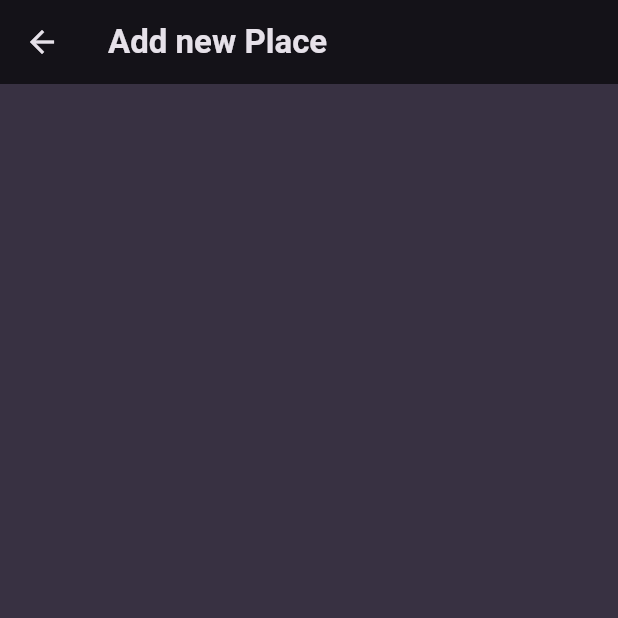
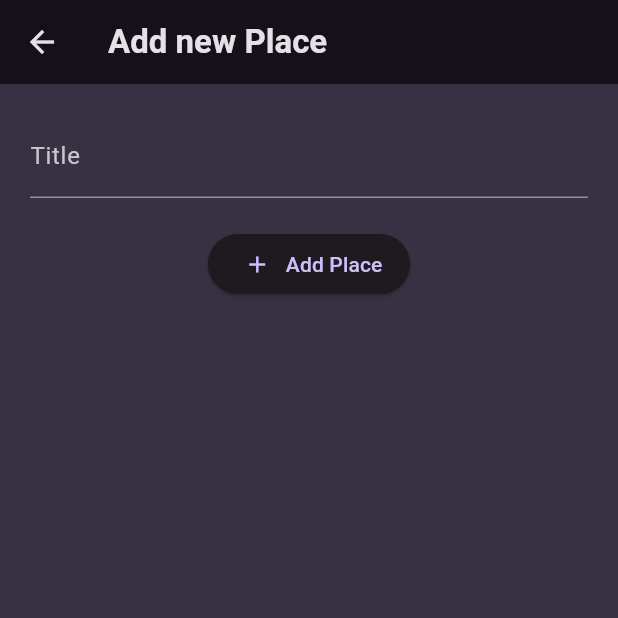
Before and after one commit to IsharaNawa/favorite_places_app, a Flutter app: the screen it shows after launch, after a tap on the "add" icon, on a phone screen of 412 x 824 dp, the top half of it. Run offline on Flutter 3.47's test engine with Material 3 defaults, Android fonts, the phone set to English and light mode, and no system bars; our stand-ins replace flutter_riverpod, google_fonts.

Commit message:
added the basic app functionalities

```diff
--- a/lib/main.dart
+++ b/lib/main.dart
@@ -1,5 +1,6 @@
 import 'package:favorite_places_app/screens/places_screen.dart';
 import 'package:flutter/material.dart';
+import 'package:flutter_riverpod/flutter_riverpod.dart';
 
 import 'package:google_fonts/google_fonts.dart';
 
@@ -27,9 +28,7 @@ final theme = ThemeData().copyWith(
 );
 
 void main() {
-  runApp(
-    const MyApp(),
-  );
+  runApp(const ProviderScope(child: MyApp()));
 }
 
 class MyApp extends StatelessWidget {
--- /dev/null
+++ b/lib/providers/places_provider.dart
@@ -0,0 +1,15 @@
+import 'package:favorite_places_app/models/place.dart';
+import 'package:flutter_riverpod/flutter_riverpod.dart';
+
+class PlacesNotifier extends StateNotifier<List<Place>> {
+  PlacesNotifier() : super([]);
+
+  void addNewPlace(Place newPlace) {
+    state = [...state, newPlace];
+  }
+}
+
+final placesProvider =
+    StateNotifierProvider<PlacesNotifier, List<Place>>((ref) {
+  return PlacesNotifier();
+});
--- a/lib/screens/add_new_place_screen.dart
+++ b/lib/screens/add_new_place_screen.dart
@@ -1,7 +1,32 @@
+import 'package:favorite_places_app/models/place.dart';
+import 'package:favorite_places_app/providers/places_provider.dart';
 import 'package:flutter/material.dart';
+import 'package:flutter_riverpod/flutter_riverpod.dart';
 
-class AddNewPlaceScreen extends StatelessWidget {
+class AddNewPlaceScreen extends ConsumerStatefulWidget {
   const AddNewPlaceScreen({super.key});
+
+  @override
+  ConsumerState<AddNewPlaceScreen> createState() => _AddNewPlaceScreenState();
+}
+
+class _AddNewPlaceScreenState extends ConsumerState<AddNewPlaceScreen> {
+  final _formKey = GlobalKey<FormState>();
+  String selectedPlace = "";
+
+  void addItem() {
+    _formKey.currentState!.validate();
+    _formKey.currentState!.save();
+
+    ref.read(placesProvider.notifier).addNewPlace(
+          Place(
+            id: DateTime.now().toString(),
+            name: selectedPlace,
+          ),
+        );
+
+    Navigator.pop(context);
+  }
 
   @override
   Widget build(BuildContext context) {
@@ -9,6 +34,48 @@ class AddNewPlaceScreen extends StatelessWidget {
       appBar: AppBar(
         title: const Text("Add new Place"),
       ),
+      body: Form(
+        key: _formKey,
+        child: Padding(
+          padding: const EdgeInsets.all(20.0),
+          child: Center(
+            child: Column(
+              children: [
+                TextFormField(
+                  decoration: const InputDecoration(
+                    label: Text("Title"),
+                  ),
+                  validator: (value) {
+                    if (value == null || value.isEmpty || value.length <= 1) {
+                      return "Please enter a valid place";
+                    }
+                  },
+                  onSaved: (value) {
+                    selectedPlace = value!;
+                  },
+                ),
+                const SizedBox(
+                  height: 20,
+                ),
+                SizedBox(
+                  width: 135,
+                  child: ElevatedButton(
+                    onPressed: addItem,
+                    child: const Row(
+                      mainAxisAlignment: MainAxisAlignment.center,
+                      children: [
+                        Icon(Icons.add),
+                        SizedBox(width: 10),
+                        Text("Add Place"),
+                      ],
+                    ),
+                  ),
+                )
+              ],
+            ),
+          ),
+        ),
+      ),
     );
   }
 }
--- a/lib/screens/places_screen.dart
+++ b/lib/screens/places_screen.dart
@@ -1,14 +1,16 @@
+import 'package:favorite_places_app/providers/places_provider.dart';
 import 'package:favorite_places_app/screens/add_new_place_screen.dart';
 import 'package:flutter/material.dart';
+import 'package:flutter_riverpod/flutter_riverpod.dart';
 
-class PlacesScreen extends StatefulWidget {
+class PlacesScreen extends ConsumerStatefulWidget {
   const PlacesScreen({super.key});
 
   @override
-  State<PlacesScreen> createState() => _PlacesScreenState();
+  ConsumerState<PlacesScreen> createState() => _PlacesScreenState();
 }
 
-class _PlacesScreenState extends State<PlacesScreen> {
+class _PlacesScreenState extends ConsumerState<PlacesScreen> {
   void addItem() {
     Navigator.of(context).push(
       MaterialPageRoute(
@@ -19,6 +21,8 @@ class _PlacesScreenState extends State<PlacesScreen> {
 
   @override
   Widget build(BuildContext context) {
+    final placesList = ref.watch(placesProvider);
+
     return Scaffold(
       appBar: AppBar(
         title: const Text(
@@ -31,6 +35,16 @@ class _PlacesScreenState extends State<PlacesScreen> {
           )
         ],
       ),
+      body: ListView(
+        children: [
+          ...placesList.map(
+            (place) => ListTile(
+              key: ValueKey(place.id),
+              title: Text(place.name),
+            ),
+          )
+        ],
+      ),
     );
   }
 }
--- a/pubspec.yaml
+++ b/pubspec.yaml
@@ -36,6 +36,7 @@ dependencies:
   # Use with the CupertinoIcons class for iOS style icons.
   cupertino_icons: ^1.0.8
   google_fonts: ^6.2.1
+  flutter_riverpod: ^2.6.1
 
 dev_dependencies:
   flutter_test:
```
Also changed, not shown: pubspec.lock.
